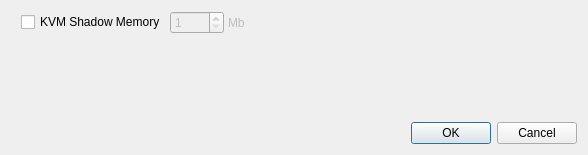
Before: the Qt Designer form src/KVM_Options.ui in tobimensch/aqemu, drawn with Qt 5.
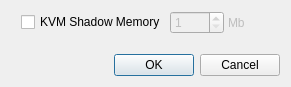
After: the same form once the commit is applied. Custom widgets are drawn as their Qt base class.

Commit message: minimized dialog width/height

Patch:
```diff
--- a/src/KVM_Options.ui
+++ b/src/KVM_Options.ui
@@ -6,8 +6,8 @@
    <rect>
     <x>0</x>
     <y>0</y>
-    <width>588</width>
-    <height>155</height>
+    <width>291</width>
+    <height>87</height>
    </rect>
   </property>
   <property name="windowTitle">
```
The commit also changes 1 other file.
